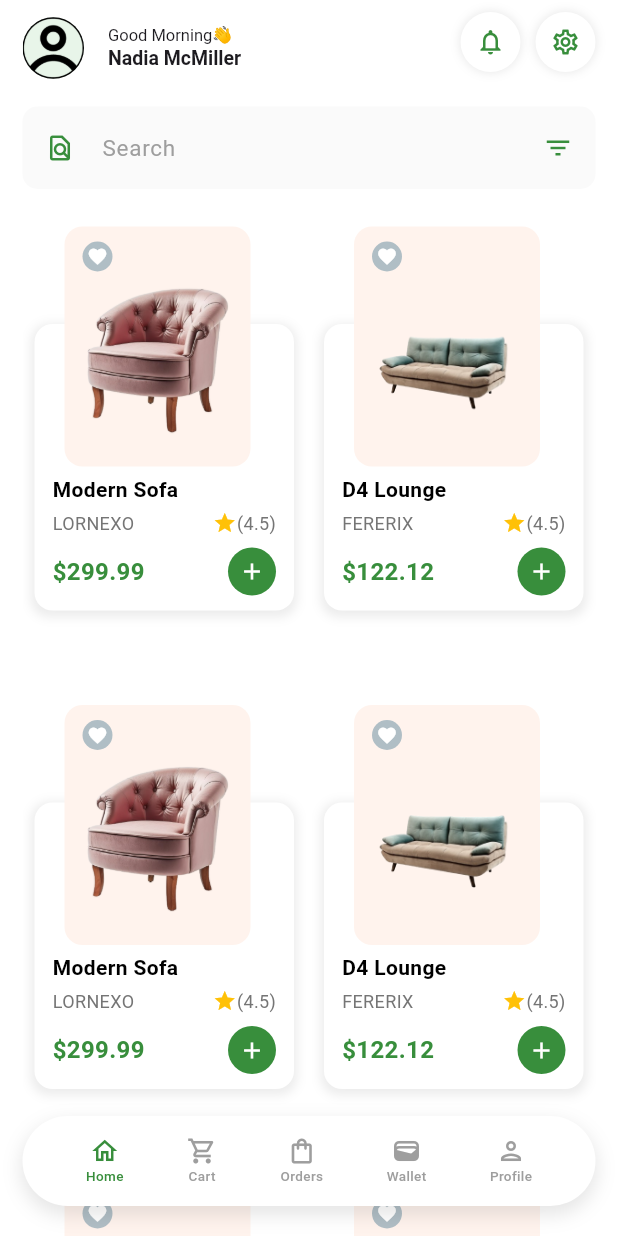
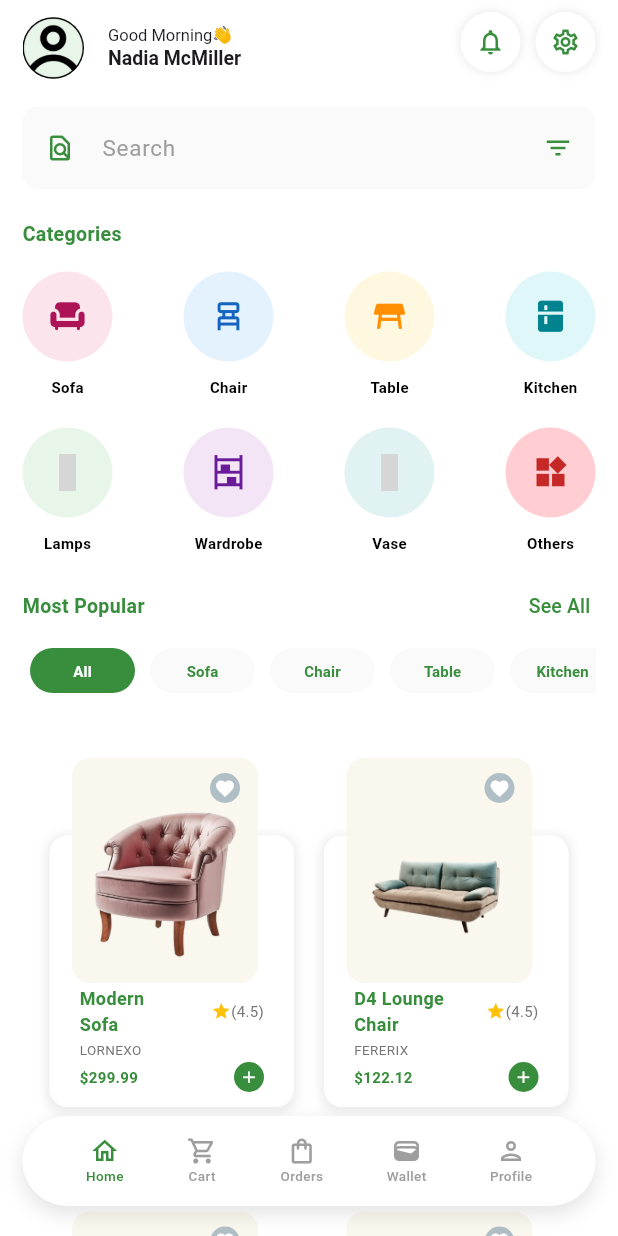
Before and after one commit to AJFX-01/joefloxy, a Flutter app: the screen it shows after launch, on a phone screen of 412 x 824 dp. Run offline on Flutter 3.47's test engine with Material 3 defaults, Android fonts, the light colour scheme and no system bars; our stand-ins replace material_design_icons_flutter; grey boxes are pictures that could not be loaded.

Commit message:
modified: compelted the  product card

```diff
--- a/lib/screens/home/home.dart
+++ b/lib/screens/home/home.dart
@@ -26,19 +26,21 @@ class _HomePageState extends State<HomePage> {
             crossAxisAlignment: CrossAxisAlignment.center,
             children: [
               searchBar(),
-              const SizedBox(height: 10,),
+              const SizedBox(
+                height: 10,
+              ),
               // ProductCard(imageUrl: "assets/images/product/chair4.png", title: "Modern Sofa", manufacturer: "LORNEXO", price: 299.99, rating: 4.5),
               // const SizedBox(height: 10,),
-              // titleHeader("Categories", "", context, false),
-              // const SizedBox(height: 5,),
-              // const CategorySection(),
-              // const SizedBox(height: 15,),
-              // titleHeader("Most Popular", "popular", context, true),
-              // const TabSection(),
+              titleHeader("Categories", "", context, false),
+              const SizedBox(height: 5,),
+              const CategorySection(),
+              const SizedBox(height: 15,),
+              titleHeader("Most Popular", "popular", context, true),
+              const TabSection(),
               SizedBox(
                 height: 1000,
                 child: GridView(
-                  // padding: EdgeInsets.symmetric(vertical: 24),
+                  padding: const EdgeInsets.only(top: 5, right: 10, left: 10),
                   gridDelegate: const SliverGridDelegateWithFixedCrossAxisCount(
                     crossAxisCount: 2,
                     crossAxisSpacing: 4,
@@ -47,12 +49,42 @@ class _HomePageState extends State<HomePage> {
                   ),
                   scrollDirection: Axis.vertical,
                   children: const [
-                    ProductCard(imageUrl: "assets/images/product/chair4.png", title: "Modern Sofa", manufacturer: "LORNEXO", price: 299.99, rating: 4.5),
-                    ProductCard(imageUrl: "assets/images/product/chair3.png", title: "D4 Lounge", manufacturer: "FERERIX", price: 122.12, rating: 4.5),
-                    ProductCard(imageUrl: "assets/images/product/chair4.png", title: "Modern Sofa", manufacturer: "LORNEXO", price: 299.99, rating: 4.5),
-                    ProductCard(imageUrl: "assets/images/product/chair3.png", title: "D4 Lounge", manufacturer: "FERERIX", price: 122.12, rating: 4.5),
-                    ProductCard(imageUrl: "assets/images/product/chair4.png", title: "Modern Sofa", manufacturer: "LORNEXO", price: 299.99, rating: 4.5),
-                    ProductCard(imageUrl: "assets/images/product/chair3.png", title: "D4 Lounge", manufacturer: "FERERIX", price: 122.12, rating: 4.5)
+                    ProductCard(
+                        imageUrl: "assets/images/product/chair4.png",
+                        title: "Modern Sofa",
+                        manufacturer: "LORNEXO",
+                        price: 299.99,
+                        rating: 4.5),
+                    ProductCard(
+                        imageUrl: "assets/images/product/chair3.png",
+                        title: "D4 Lounge Chair",
+                        manufacturer: "FERERIX",
+                        price: 122.12,
+                        rating: 4.5),
+                    ProductCard(
+                        imageUrl: "assets/images/product/chair4.png",
+                        title: "Modern Sofa",
+                        manufacturer: "LORNEXO",
+                        price: 299.99,
+                        rating: 4.5),
+                    ProductCard(
+                        imageUrl: "assets/images/product/chair3.png",
+                        title: "D4 Lounge Chair",
+                        manufacturer: "FERERIX",
+                        price: 122.12,
+                        rating: 4.5),
+                    ProductCard(
+                        imageUrl: "assets/images/product/chair4.png",
+                        title: "Modern Sofa",
+                        manufacturer: "LORNEXO",
+                        price: 299.99,
+                        rating: 4.5),
+                    ProductCard(
+                        imageUrl: "assets/images/product/chair3.png",
+                        title: "D4 Lounge Chair",
+                        manufacturer: "FERERIX",
+                        price: 122.12,
+                        rating: 4.5)
                   ],
                 ),
               )
--- a/lib/utils/widget_utils.dart
+++ b/lib/utils/widget_utils.dart
@@ -155,7 +155,7 @@ Widget titleHeader(
       ));
 }
 
-class ProductCard extends StatelessWidget {
+class ProductCard extends StatefulWidget {
   final String imageUrl;
   final String title;
   final String manufacturer;
@@ -172,13 +172,18 @@ class ProductCard extends StatelessWidget {
   });
 
   @override
+  State<ProductCard> createState() => _ProductCardState();
+}
+
+class _ProductCardState extends State<ProductCard> {
+
+  bool isFavorite = false;
+  @override
   Widget build(BuildContext context) {
-    return Container(
-      // color: Colors.amber,
-      child: Stack(
+    return Stack(
       children: [
         Container(
-          padding: const EdgeInsets.symmetric(horizontal: 12, vertical: 10),
+        padding: const EdgeInsets.symmetric(horizontal: 20, vertical: 10),
          margin: const EdgeInsets.fromLTRB(8, 80, 8, 0),
           decoration: BoxDecoration(
             color: Colors.white,
@@ -194,28 +199,23 @@ class ProductCard extends StatelessWidget {
           ),
           child: Column(
             crossAxisAlignment: CrossAxisAlignment.start,
+            mainAxisAlignment: MainAxisAlignment.center,
             mainAxisSize: MainAxisSize.min,
             children: [
             const SizedBox(height: 90),
               // Product title
-                Text(
-                  title,
-                  style: const TextStyle(
-                    fontWeight: FontWeight.bold,
-                    fontSize: 14,
-                    color: Colors.black,
-                  ),
-                ),
-                const SizedBox(height: 4),
-                // Manufacturer and rating
               Row(
                 mainAxisAlignment: MainAxisAlignment.spaceBetween,
                 children: [
-                    Text(
-                      manufacturer,
-                      style: TextStyle(
-                        color: Colors.grey[600],
+                  SizedBox(
+                    width: 70,
+                    child: Text(
+                      widget.title,
+                      style:TextStyle(
+                        fontWeight: FontWeight.bold,
                         fontSize: 12,
+                        color: AppColor.secondaryColor,
+                      ),
                     ),
                   ),
                   Row(
@@ -223,39 +223,52 @@ class ProductCard extends StatelessWidget {
                       const Icon(
                         Icons.star,
                         color: Colors.amber,
-                          size: 16,
+                        size: 13,
                       ),
                       Text(
-                          "($rating)",
+                        "(${widget.rating})",
                         style: TextStyle(
                           color: Colors.grey[600],
-                            fontSize: 12,
+                          fontSize: 10,
                         ),
                       ),
                     ],
                   ),
                 ],
               ),
-                const SizedBox(height: 8),
-                // Price and add-to-cart button
+              const SizedBox(height: 2),
+              // Manufacturer and rating
               Row(
                 mainAxisAlignment: MainAxisAlignment.spaceBetween,
                 children: [
                   Text(
-                      "\$$price",
+                    (widget.manufacturer.toUpperCase()),
+                    style: TextStyle(
+                      color: Colors.grey[600],
+                      fontSize: 9,
+                    ),
+                  ),
+                ],
+              ),
+              const SizedBox(height: 2),
+              Row(
+                mainAxisAlignment: MainAxisAlignment.spaceBetween,
+                children: [
+                  Text(
+                    "\$${widget.price}",
                     style: TextStyle(
                       fontWeight: FontWeight.bold,
-                        fontSize: 16,
+                      fontSize: 10,
                       color: AppColor.secondaryColor
                     ),
                   ),
                   CircleAvatar(
                     backgroundColor: AppColor.secondaryColor,
-                      radius: 16,
+                    radius: 10,
                     child:  Icon(
                       Icons.add,
                       color: AppColor.whiteColor,
-                        size: 18,
+                      size: 13,
                     ),
                   ),
                 ],
@@ -264,33 +277,28 @@ class ProductCard extends StatelessWidget {
           ),
         ),
         Positioned(
-            bottom: 40,
-            child: Padding(
-              padding: const EdgeInsets.symmetric(horizontal: 20.0),
+          bottom: 20,
+          left: 15,
+          child: IntrinsicHeight(
             child: Container(
               padding: const EdgeInsets.symmetric(horizontal: 12, vertical: 10),
               margin: const EdgeInsets.symmetric(vertical: 100, horizontal: 8),
               decoration: BoxDecoration(
-                  color: const Color.fromARGB(255, 255, 243, 237),
+                color: const Color.fromARGB(219, 249, 246, 235),
                 borderRadius: BorderRadius.circular(12),
-                  // boxShadow: [
-                  //   BoxShadow(
-                  //     color: Colors.grey.withOpacity(0.2),
-                  //     spreadRadius: 2,
-                  //     blurRadius: 5,
-                  //     offset: const Offset(0, 2),
-                  //   ),
-                  // ],
               ),
               child: Column(
                 crossAxisAlignment: CrossAxisAlignment.start,
-                  mainAxisSize: MainAxisSize.min,
                 children: [
-                    // Image and favorite button
-                    Align(
-                      alignment: Alignment.topRight,
+                  Row(
+                    mainAxisAlignment: MainAxisAlignment.spaceBetween,
+                    crossAxisAlignment: CrossAxisAlignment.end,
+                    children: [
+                      const SizedBox(width: 80,),
+                      GestureDetector(
+                        onTap: () => toggleFavorite(),
                         child: CircleAvatar(
-                        backgroundColor: Colors.blueGrey[200],
+                          backgroundColor: isFavorite ? Colors.red : Colors.blueGrey[200],
                           radius: 10,
                           child: Icon(
                             Icons.favorite,
@@ -299,11 +307,13 @@ class ProductCard extends StatelessWidget {
                           ),
                         ),
                       ),
+                    ],
+                  ),
                   ClipRRect(
                     borderRadius: BorderRadius.circular(10),
                     child: Image.asset(
-                        imageUrl,
-                        height: 120,
+                      widget.imageUrl,
+                      height: 110,
                       width: 100,
                       fit: BoxFit.contain,
                     ),
@@ -314,7 +324,12 @@ class ProductCard extends StatelessWidget {
           ),
         ),
       ],
-      ),
     );
   }
+
+  void toggleFavorite() {
+    setState(() {
+      isFavorite = !isFavorite;
+    });
   }
+}
```
Lines whose indentation alone changed are shown as unchanged.
